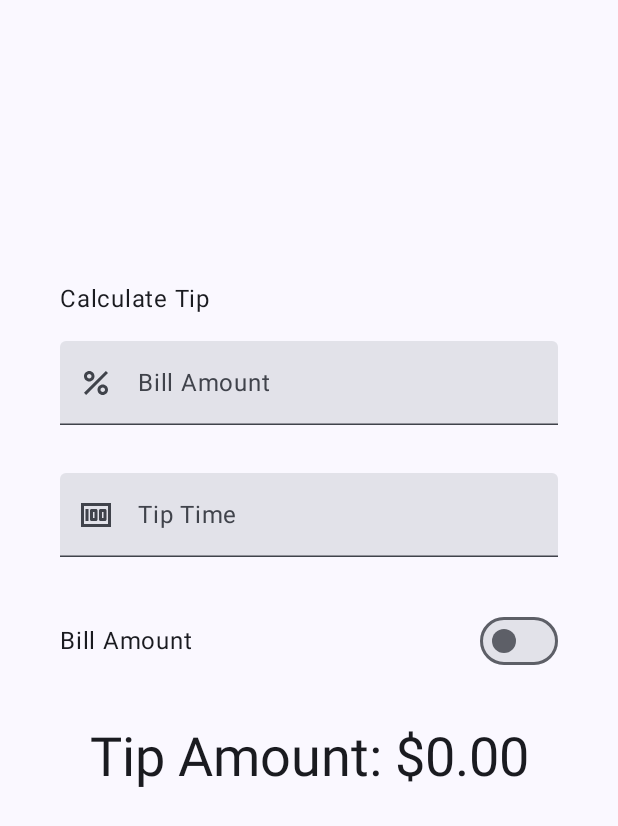
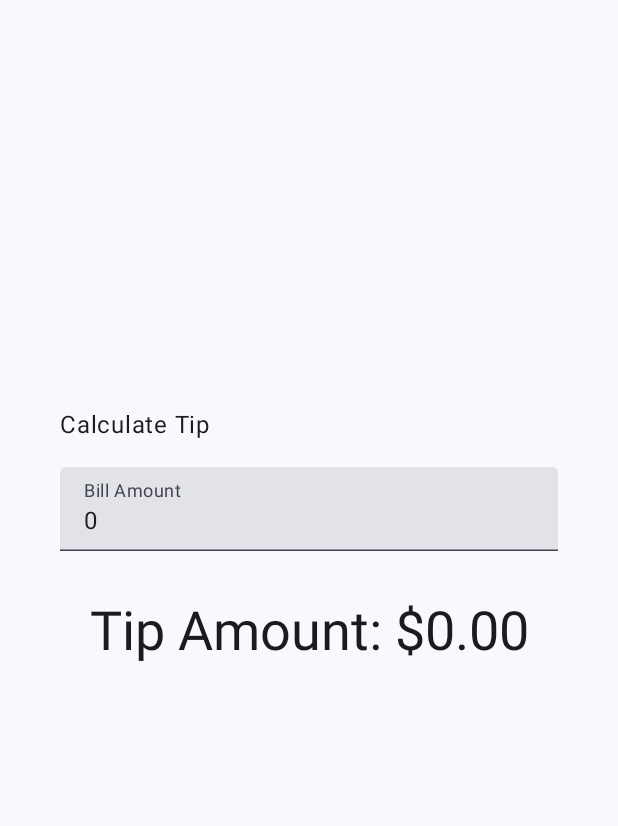
Before and after one commit to georgesroberto/Learn, an Android app built with Jetpack Compose: the MainActivity screen opened directly, with no data from a screen before it, on a phone screen of 412 x 824 dp. Shown: the top 826 px of the screen. Run offline under Robolectric (Android 15) with nearby library versions, the phone set to English and light mode, and no system bars.

Commit message:
Updated String Variables

```diff
--- a/app/src/main/java/com/georges/learn/MainActivity.kt
+++ b/app/src/main/java/com/georges/learn/MainActivity.kt
@@ -3,44 +3,34 @@ package com.georges.learn
 import android.os.Bundle
 import androidx.activity.ComponentActivity
 import androidx.activity.compose.setContent
-import androidx.annotation.DrawableRes
-import androidx.annotation.StringRes
 import androidx.compose.foundation.layout.Arrangement
 import androidx.compose.foundation.layout.Column
-import androidx.compose.foundation.layout.Row
 import androidx.compose.foundation.layout.Spacer
 import androidx.compose.foundation.layout.fillMaxSize
 import androidx.compose.foundation.layout.fillMaxWidth
 import androidx.compose.foundation.layout.height
 import androidx.compose.foundation.layout.padding
 import androidx.compose.foundation.layout.safeDrawingPadding
-import androidx.compose.foundation.layout.size
 import androidx.compose.foundation.layout.statusBarsPadding
-import androidx.compose.foundation.layout.wrapContentWidth
-import androidx.compose.foundation.rememberScrollState
 import androidx.compose.foundation.text.KeyboardOptions
-import androidx.compose.foundation.verticalScroll
-import androidx.compose.material3.Icon
 import androidx.compose.material3.MaterialTheme
 import androidx.compose.material3.Surface
-import androidx.compose.material3.Switch
 import androidx.compose.material3.Text
 import androidx.compose.material3.TextField
 import androidx.compose.runtime.Composable
-import androidx.compose.runtime.getValue
 import androidx.compose.runtime.mutableStateOf
 import androidx.compose.runtime.remember
+import androidx.compose.runtime.getValue
 import androidx.compose.runtime.setValue
 import androidx.compose.ui.Alignment
 import androidx.compose.ui.Modifier
-import androidx.compose.ui.res.painterResource
 import androidx.compose.ui.res.stringResource
-import androidx.compose.ui.text.input.ImeAction
 import androidx.compose.ui.text.input.KeyboardType
 import androidx.compose.ui.tooling.preview.Preview
 import androidx.compose.ui.unit.dp
 import com.georges.learn.ui.theme.LearnTheme
 import java.text.NumberFormat
+
 
 class MainActivity : ComponentActivity() {
     override fun onCreate(savedInstanceState: Bundle?) {
@@ -64,22 +54,16 @@ fun TipTimeApp() {
     TipCalculator()
 }
 
-
 @Composable
 fun TipCalculator() {
-    var amountInput by remember { mutableStateOf("") }
-    var tipInput by remember { mutableStateOf("") }
-    var roundUp by remember { mutableStateOf(false) }
-
+    var amountInput by remember { mutableStateOf("0") }
     val amount = amountInput.toDoubleOrNull() ?: 0.0
-    val tipPercent = tipInput.toDoubleOrNull() ?: 0.0
-    val tip = calculateTip(amount, tipPercent, roundUp)
+    val tip = calculateTip(amount)
 
     Column(
         modifier = Modifier
             .statusBarsPadding()
             .padding(horizontal = 40.dp)
-            .verticalScroll(rememberScrollState())
             .safeDrawingPadding(),
         horizontalAlignment = Alignment.CenterHorizontally,
         verticalArrangement = Arrangement.Center
@@ -91,31 +75,11 @@ fun TipCalculator() {
                 .align(alignment = Alignment.Start)
         )
         EditNumberField(
-            label = R.string.bill_amount,
-            leadingIcon = R.drawable.percent,
-            keyboardOptions = KeyboardOptions.Default.copy(
-                keyboardType = KeyboardType.Number,
-                imeAction = ImeAction.Next
-            ),
             value = amountInput,
-            onValueChanged = { amountInput = it },
-            modifier = Modifier.padding(bottom = 32.dp).fillMaxWidth(),
-        )
-        EditNumberField(
-            label = R.string.app_name,
-            leadingIcon = R.drawable.money,
-            keyboardOptions = KeyboardOptions.Default.copy(
-                keyboardType = KeyboardType.Number,
-                imeAction = ImeAction.Done
-            ),
-            value = tipInput,
-            onValueChanged = { tipInput = it },
-            modifier = Modifier.padding(bottom = 32.dp).fillMaxWidth(),
-        )
-        RoundTheTipRow(
-            roundUp = roundUp,
-            onRoundUpChanged = { roundUp = it },
-            modifier = Modifier.padding(bottom = 32.dp)
+            onValueChange = {amountInput = it},
+            modifier = Modifier
+                .padding(bottom = 32.dp)
+                .fillMaxWidth()
         )
         Text(
             text = stringResource(R.string.tip_amount, tip),
@@ -126,53 +90,18 @@ fun TipCalculator() {
 }
 
 @Composable
-fun EditNumberField(
-    @StringRes label: Int,
-    @DrawableRes leadingIcon: Int,
-    keyboardOptions: KeyboardOptions,
-    value: String,
-    onValueChanged: (String) -> Unit,
-    modifier: Modifier = Modifier
-) {
+fun EditNumberField(value:String, onValueChange:(String) -> Unit, modifier: Modifier = Modifier) {
     TextField(
+        label = {Text(stringResource(R.string.bill_amount))},
         value = value,
+        onValueChange = onValueChange,
         singleLine = true,
-        leadingIcon = { Icon(painter = painterResource(id = leadingIcon), null) },
-        modifier = modifier,
-        onValueChange = onValueChanged,
-        label = { Text(stringResource(label)) },
-        keyboardOptions = keyboardOptions
+        keyboardOptions = KeyboardOptions(keyboardType = KeyboardType.Number),
+        modifier = modifier
     )
 }
 
-@Composable
-fun RoundTheTipRow(
-    roundUp: Boolean,
-    onRoundUpChanged: (Boolean) -> Unit,
-    modifier: Modifier = Modifier
-) {
-    Row(
-        modifier = modifier
-            .fillMaxWidth()
-            .size(48.dp),
-        verticalAlignment = Alignment.CenterVertically
-    ) {
-        Text(text = stringResource(R.string.bill_amount))
-        Switch(
-            modifier = Modifier
-                .fillMaxWidth()
-                .wrapContentWidth(Alignment.End),
-            checked = roundUp,
-            onCheckedChange = onRoundUpChanged
-        )
-    }
-}
-
-
-private fun calculateTip(amount: Double, tipPercent: Double = 15.0, roundUp: Boolean): String {
-    var tip = tipPercent / 100 * amount
-    if (roundUp) {
-        tip = kotlin.math.ceil(tip)
-    }
+private fun calculateTip(amount: Double, tipPercent: Double = 15.0): String {
+    val tip = tipPercent / 100 * amount
     return NumberFormat.getCurrencyInstance().format(tip)
 }
--- a/app/src/main/res/values/strings.xml
+++ b/app/src/main/res/values/strings.xml
@@ -2,5 +2,7 @@
     <string name="app_name">Tip Time</string>
     <string name="calculate_tip">Calculate Tip</string>
     <string name="bill_amount">Bill Amount</string>
+    <string name="tip_percent">Percentage Tip</string>
+     <string name="bill_round">Round up tip?</string>
     <string name="tip_amount">Tip Amount: %s</string>
 </resources>
```
Also changed, not shown: 1 other file.
